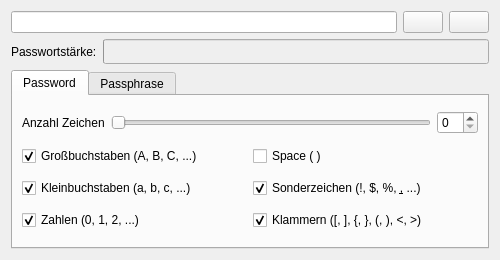
This is ui/PasswordGeneratorFrame.ui in JulWit/PasswordManager as Qt 5 draws it before an edit. The edited form follows.
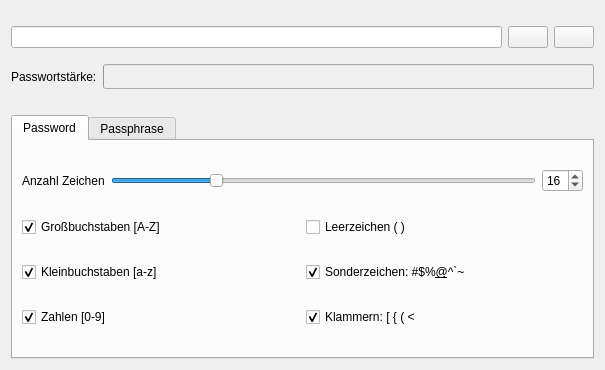
This is the edited form. Icons and pictures are not drawn.

Commit message: PasswordGenerator Layout

```diff
--- a/ui/PasswordGeneratorFrame.ui
+++ b/ui/PasswordGeneratorFrame.ui
@@ -1,21 +1,34 @@
 <?xml version="1.0" encoding="UTF-8"?>
 <ui version="4.0">
- <class>PasswordGeneratorWidget</class>
- <widget class="QWidget" name="PasswordGeneratorWidget">
+ <class>PasswordGeneratorFrame</class>
+ <widget class="QFrame" name="PasswordGeneratorFrame">
   <property name="geometry">
    <rect>
     <x>0</x>
     <y>0</y>
-    <width>500</width>
-    <height>260</height>
+    <width>605</width>
+    <height>370</height>
    </rect>
   </property>
   <property name="windowTitle">
    <string>Form</string>
   </property>
+  <layout class="QHBoxLayout" name="horizontalLayout_9">
+   <item>
+    <layout class="QVBoxLayout" name="verticalLayout_4">
+     <item>
   <layout class="QVBoxLayout" name="verticalLayout">
+       <property name="bottomMargin">
+        <number>20</number>
+       </property>
    <item>
     <layout class="QHBoxLayout" name="horizontalLayout">
+         <property name="topMargin">
+          <number>15</number>
+         </property>
+         <property name="bottomMargin">
+          <number>10</number>
+         </property>
      <item>
       <widget class="QLineEdit" name="passwordLineEdit">
        <property name="echoMode">
@@ -92,8 +105,16 @@
      </item>
     </layout>
    </item>
+      </layout>
+     </item>
    <item>
     <widget class="QTabWidget" name="tabWidget">
+       <property name="sizePolicy">
+        <sizepolicy hsizetype="MinimumExpanding" vsizetype="MinimumExpanding">
+         <horstretch>0</horstretch>
+         <verstretch>0</verstretch>
+        </sizepolicy>
+       </property>
      <property name="currentIndex">
       <number>0</number>
      </property>
@@ -113,13 +134,35 @@
          </item>
          <item>
           <widget class="QSlider" name="horizontalSlider_2">
+             <property name="minimum">
+              <number>1</number>
+             </property>
+             <property name="maximum">
+              <number>64</number>
+             </property>
+             <property name="value">
+              <number>16</number>
+             </property>
+             <property name="sliderPosition">
+              <number>16</number>
+             </property>
            <property name="orientation">
             <enum>Qt::Horizontal</enum>
            </property>
           </widget>
          </item>
          <item>
-          <widget class="QSpinBox" name="spinBox_2"/>
+            <widget class="QSpinBox" name="spinBox_2">
+             <property name="minimum">
+              <number>1</number>
+             </property>
+             <property name="maximum">
+              <number>64</number>
+             </property>
+             <property name="value">
+              <number>16</number>
+             </property>
+            </widget>
          </item>
         </layout>
        </item>
@@ -128,7 +171,7 @@
          <item>
           <widget class="QCheckBox" name="checkBox">
            <property name="text">
-            <string>Großbuchstaben (A, B, C, ...)</string>
+              <string>Großbuchstaben [A-Z]</string>
            </property>
            <property name="checked">
             <bool>true</bool>
@@ -138,7 +181,7 @@
          <item>
           <widget class="QCheckBox" name="checkBox_5">
            <property name="text">
-            <string>Space ( )</string>
+              <string>Leerzeichen ( )</string>
            </property>
           </widget>
          </item>
@@ -149,7 +192,7 @@
          <item>
           <widget class="QCheckBox" name="checkBox_3">
            <property name="text">
-            <string>Kleinbuchstaben (a, b, c, ...)</string>
+              <string>Kleinbuchstaben [a-z]</string>
            </property>
            <property name="checked">
             <bool>true</bool>
@@ -159,7 +202,7 @@
          <item>
           <widget class="QCheckBox" name="checkBox_2">
            <property name="text">
-            <string>Sonderzeichen (!, $, %, &amp;, ...)</string>
+              <string>Sonderzeichen: #$%&amp;@^`~</string>
            </property>
            <property name="checked">
             <bool>true</bool>
@@ -173,7 +216,7 @@
          <item>
           <widget class="QCheckBox" name="checkBox_4">
            <property name="text">
-            <string>Zahlen (0, 1, 2, ...)</string>
+              <string>Zahlen [0-9]</string>
            </property>
            <property name="checked">
             <bool>true</bool>
@@ -183,7 +226,7 @@
          <item>
           <widget class="QCheckBox" name="checkBox_6">
            <property name="text">
-            <string>Klammern ([, ], {, }, (, ), &lt;, &gt;)</string>
+              <string>Klammern: [ { ( &lt;</string>
            </property>
            <property name="checked">
             <bool>true</bool>
@@ -237,6 +280,8 @@
       </layout>
      </widget>
     </widget>
+     </item>
+    </layout>
    </item>
   </layout>
  </widget>
```
Left out of the diff: 17 changed lines with no effect on the pictures. Lines whose indentation alone changed are shown as unchanged. The commit also changes 4 other files.
